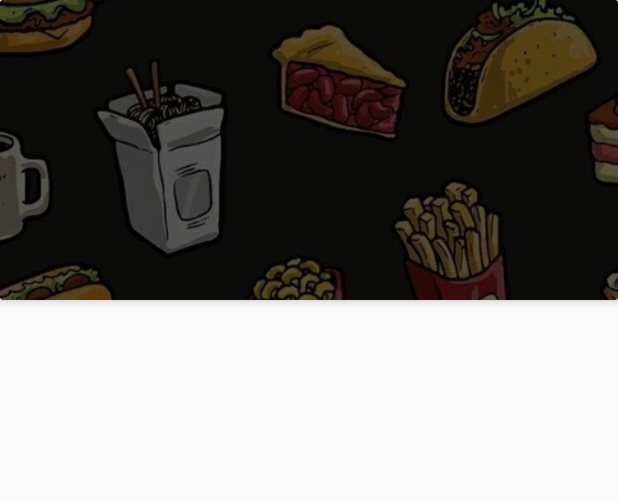
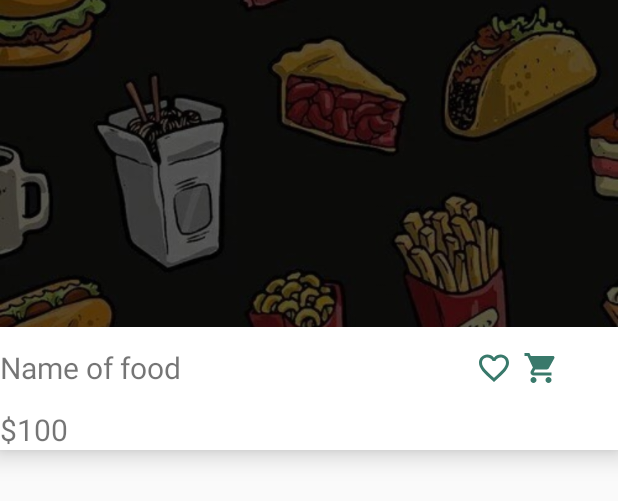
Before and after one commit to rosslebiffen/LilleHaua, an Android app: the layout food_item.xml on its own in the app's theme, with its tools: preview values and no code run, on a phone screen of 412 x 824 dp. Shown: the top 501 px of the screen. Run offline under Robolectric (Android 15) with nearby library versions, the light colour scheme and no system bars.

Commit message:
Commit 4

```diff
--- a/app/src/main/java/com/example/jonet/lillehaua/Database/Database.java
+++ b/app/src/main/java/com/example/jonet/lillehaua/Database/Database.java
@@ -69,7 +69,7 @@
         boolean flag = false;
         SQLiteDatabase db = getReadableDatabase();
         Cursor cursor = null;
-        String SQLQuery = String.format("SELECT FROM OrderDetail WHERE UserPhone='%s' AND ProductId='%s'", userPhone, foodId);
+        String SQLQuery = String.format("SELECT FROM OrderDetail WHERE UserPhone='%s' AND ProductId='%s'", foodId, userPhone);
         cursor = db.rawQuery(SQLQuery, null);
         if (cursor.getCount() > 0)
             flag = true;
@@ -89,7 +89,7 @@
 
     public void addToFavorites(String foodId, String userPhone) {
         SQLiteDatabase db = getReadableDatabase();
-        String query = String.format("INSERT INTO Favorites(FoodId, UserPhone) VALUES ('%s, '%s');", foodId, userPhone);
+        String query = String.format("INSERT INTO Favorites(FoodId, UserPhone) VALUES('%s, '%s');", foodId, userPhone);
         db.execSQL(query);
     }
 
--- a/app/src/main/java/com/example/jonet/lillehaua/MainActivity.java
+++ b/app/src/main/java/com/example/jonet/lillehaua/MainActivity.java
@@ -94,7 +94,7 @@
     if(AccountKit.getCurrentAccessToken() !=null)
     {
         //create dialog
-        AlertDialog waitingDialog = new SpotsDialog(this);
+        final AlertDialog waitingDialog = new SpotsDialog(this);
         waitingDialog.show();
         waitingDialog.setMessage("Please wait");
         waitingDialog.setCancelable(false);
@@ -121,6 +121,7 @@
 
                             }
                         });
+                waitingDialog.dismiss();
 
             }
 
--- a/app/src/main/res/layout/food_item.xml
+++ b/app/src/main/res/layout/food_item.xml
@@ -2,8 +2,9 @@
 <android.support.v7.widget.CardView xmlns:android="http://schemas.android.com/apk/res/android"
     xmlns:app="http://schemas.android.com/apk/res-auto"
     android:layout_width="match_parent"
-    android:layout_height="200dp"
-    app:cardElevation="4dp"
+    android:layout_height="300dp"
+    app:cardElevation="10dp"
+    app:cardCornerRadius="0dp"
     android:layout_marginBottom="8dp"
     >
 
@@ -18,61 +19,59 @@
             android:scaleType="centerCrop"
             android:src="@drawable/background"
             android:layout_width="match_parent"
-            android:layout_height="match_parent" />
+            android:layout_height="0dp"
+            android:layout_weight="4"
+            />
 
         <LinearLayout
             android:orientation="horizontal"
             android:weightSum="10"
             android:layout_width="match_parent"
+            android:gravity="center_vertical"
             android:layout_height="0dp"
-            android:layout_alignParentBottom="true"
-            android:background="#4f0e0d0e"
+            android:layout_weight="1"
+
             >
 
             <TextView
                 android:id="@+id/food_name"
                 android:text="Name of food"
-                android:textColor="@android:color/white"
-                android:background="@color/overlayBackground"
                 android:textSize="20sp"
-                android:gravity="center"
-                android:layout_weight="9"
+                android:layout_weight="8"
                 android:layout_width="0dp"
                 android:layout_height="wrap_content" />
             <ImageView
                 android:id="@+id/fav"
                 android:src="@drawable/ic_favorite_border_black_24dp"
-                android:tint="@android:color/white"
+                android:tint="@color/colorAccent"
                 android:layout_width="0dp"
                 android:layout_weight="1"
                 android:layout_height="wrap_content" />
 
-        </LinearLayout>
+            <ImageView
+                android:id="@+id/btn_quick_cart"
+                android:src="@drawable/ic_shopping_cart_black_24dp"
+                android:tint="@color/colorAccent"
+                android:layout_width="wrap_content"
+                android:layout_height="wrap_content" />
 
 
-        <RelativeLayout
-        android:layout_width="match_parent"
-        android:layout_height="wrap_content">
+
+
+
+
+    </LinearLayout>
+
         <TextView
-            android:layout_margin="10dp"
+
             android:id="@+id/food_price"
             android:text="$100"
             android:textSize="20sp"
             android:layout_width="wrap_content"
             android:layout_height="wrap_content" />
-        <ImageView
-            android:id="@+id/btn_quick_cart"
-            android:src="@drawable/ic_shopping_cart_black_24dp"
-            android:tint="@color/colorAccent"
-            android:layout_alignParentRight="true"
-            android:layout_marginRight="30dp"
-            android:layout_width="wrap_content"
-            android:layout_height="wrap_content" />
 
-    </RelativeLayout>
 
 
     </LinearLayout>
 
-
 </android.support.v7.widget.CardView>
```
Also changed, not shown: app/src/main/java/com/example/jonet/lillehaua/FoodList.java (+51 -13 lines), app/src/main/java/com/example/jonet/lillehaua/Home.java (+19 -5 lines), app/src/main/res/layout/activity_food_list.xml (+7 -4 lines), app/src/main/res/layout/menu_item.xml (+11 -7 lines), app/src/main/assets/databases/LilleHauaDB2.db, app/src/main/assets/databases/LilleHauaDB3.db (added).
